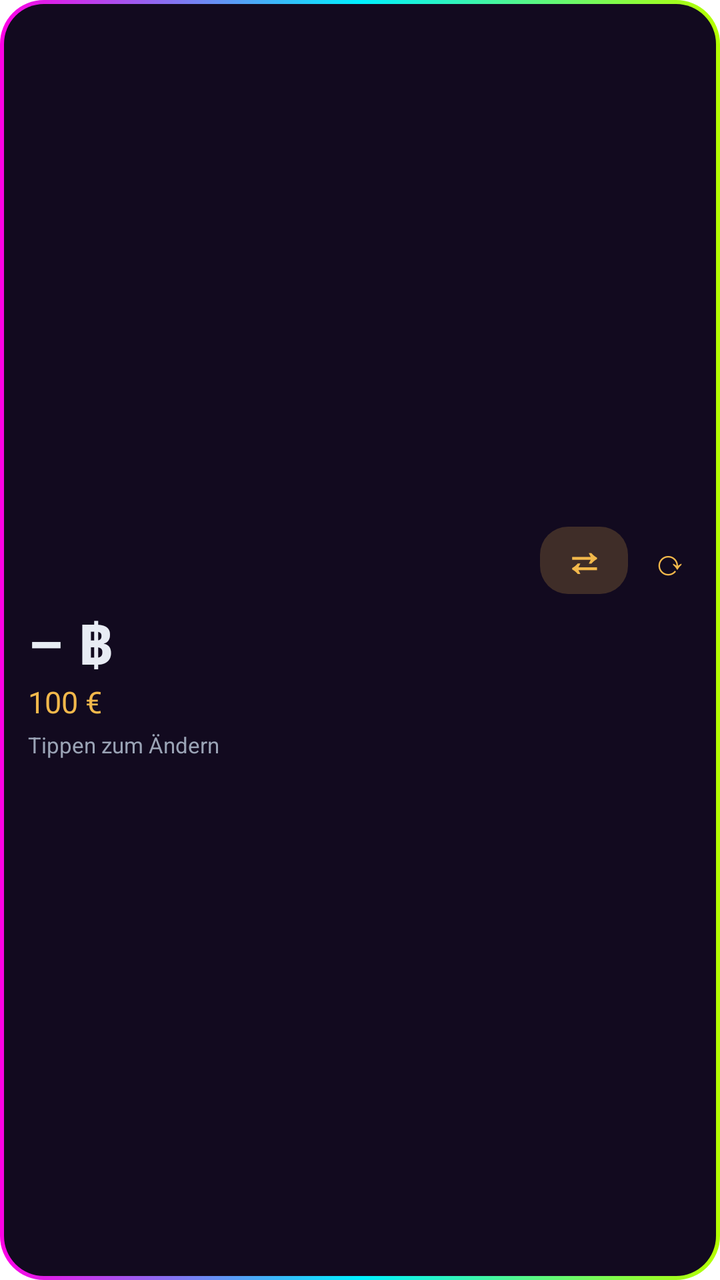
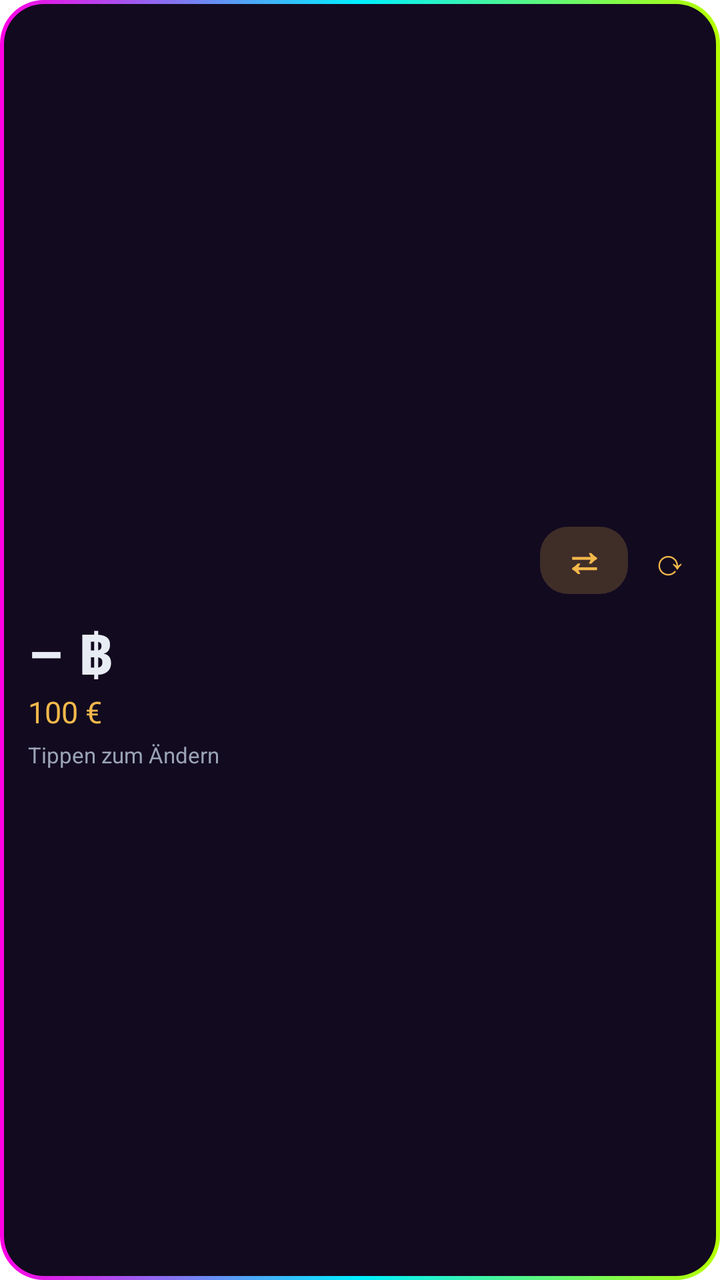

Screens rendered from an Android XML layout before and after an edit, with the pre-edit source and the edit as a unified diff.
<!-- AndroidManifest.xml: fallback theme Theme.MaterialComponents.DayNight.NoActionBar -->
<!-- res/layout/widget.xml -->
<?xml version="1.0" encoding="utf-8"?>
<LinearLayout xmlns:android="http://schemas.android.com/apk/res/android"
    android:id="@+id/root"
    android:layout_width="match_parent"
    android:layout_height="match_parent"
    android:background="@drawable/widget_bg"
    android:orientation="vertical"
    android:gravity="center_vertical"
    android:padding="14dp">

    <LinearLayout
        android:layout_width="match_parent"
        android:layout_height="wrap_content"
        android:orientation="horizontal"
        android:gravity="center_vertical">

        <ImageView
            android:id="@+id/title_art"
            android:layout_width="0dp"
            android:layout_height="40dp"
            android:layout_weight="1"
            android:adjustViewBounds="false"
            android:contentDescription="@string/app_name"
            android:scaleType="fitStart" />

        <TextView
            android:id="@+id/swap"
            android:layout_width="wrap_content"
            android:layout_height="wrap_content"
            android:layout_marginStart="6dp"
            android:background="@drawable/chip_bg"
            android:paddingStart="12dp"
            android:paddingEnd="12dp"
            android:paddingTop="2dp"
            android:paddingBottom="4dp"
            android:text="⇄"
            android:textColor="@color/accent"
            android:textSize="20sp"
            android:textStyle="bold" />

        <TextView
            android:id="@+id/refresh"
            android:layout_width="wrap_content"
            android:layout_height="wrap_content"
            android:paddingStart="12dp"
            android:paddingEnd="2dp"
            android:paddingTop="2dp"
            android:paddingBottom="2dp"
            android:text="⟳"
            android:textColor="@color/accent"
            android:textSize="18sp" />
    </LinearLayout>

    <TextView
        android:id="@+id/amount_thb"
        android:layout_width="match_parent"
        android:layout_height="wrap_content"
        android:layout_marginTop="2dp"
        android:text="– ฿"
        android:textColor="@color/text"
        android:textSize="28sp"
        android:textStyle="bold"
        android:maxLines="1"
        android:ellipsize="end" />

    <TextView
        android:id="@+id/amount_eur"
        android:layout_width="match_parent"
        android:layout_height="wrap_content"
        android:text="100 €"
        android:textColor="@color/accent"
        android:textSize="15sp" />

    <TextView
        android:id="@+id/status"
        android:layout_width="match_parent"
        android:layout_height="wrap_content"
        android:layout_marginTop="4dp"
        android:text="Tippen zum Ändern"
        android:textColor="@color/text_dim"
        android:textSize="11sp"
        android:maxLines="1"
        android:ellipsize="end" />
</LinearLayout>
<!-- resources referenced by this layout -->
<resources>
  <color name="accent">#FFF2B84B</color>
  <color name="text">#FFE8ECF4</color>
  <color name="text_dim">#FF9AA3B5</color>
  <!-- drawable chip_bg (drawable) -->
  <?xml version="1.0" encoding="utf-8"?>
  <shape xmlns:android="http://schemas.android.com/apk/res/android" android:shape="rectangle">
      <solid android:color="#33F2B84B" />
      <corners android:radius="14dp" />
  </shape>
  <!-- drawable widget_bg (drawable) -->
  <?xml version="1.0" encoding="utf-8"?>
  <layer-list xmlns:android="http://schemas.android.com/apk/res/android">
      <item>
          <shape android:shape="rectangle">
              <gradient
                  android:angle="0"
                  android:startColor="#FFFF00E5"
                  android:centerColor="#FF00F0FF"
                  android:endColor="#FFB6FF00" />
              <corners android:radius="22dp" />
          </shape>
      </item>
      <item android:left="2dp" android:top="2dp" android:right="2dp" android:bottom="2dp">
          <shape android:shape="rectangle">
              <solid android:color="@color/bg" />
              <corners android:radius="20dp" />
          </shape>
      </item>
  </layer-list>
  <string name="app_name">Alex rechnet</string>
  <color name="bg">#FF120A1F</color>
</resources>

<!-- the commit's change to res/layout/widget.xml (unified diff, before → after) -->
@@ -17,7 +17,7 @@
         <ImageView
             android:id="@+id/title_art"
             android:layout_width="0dp"
-            android:layout_height="40dp"
+            android:layout_height="50dp"
             android:layout_weight="1"
             android:adjustViewBounds="false"
             android:contentDescription="@string/app_name"
